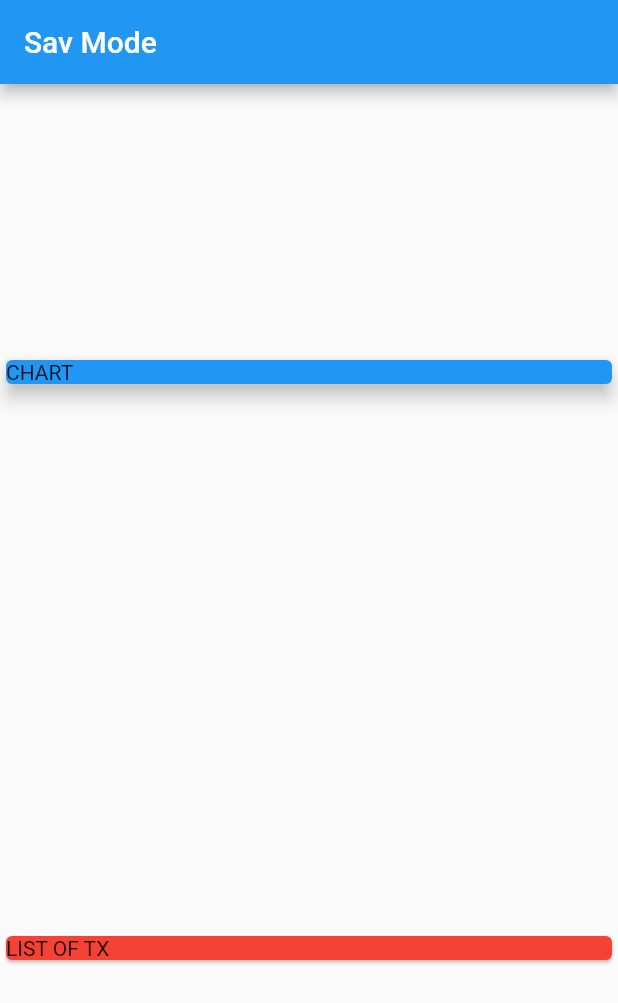
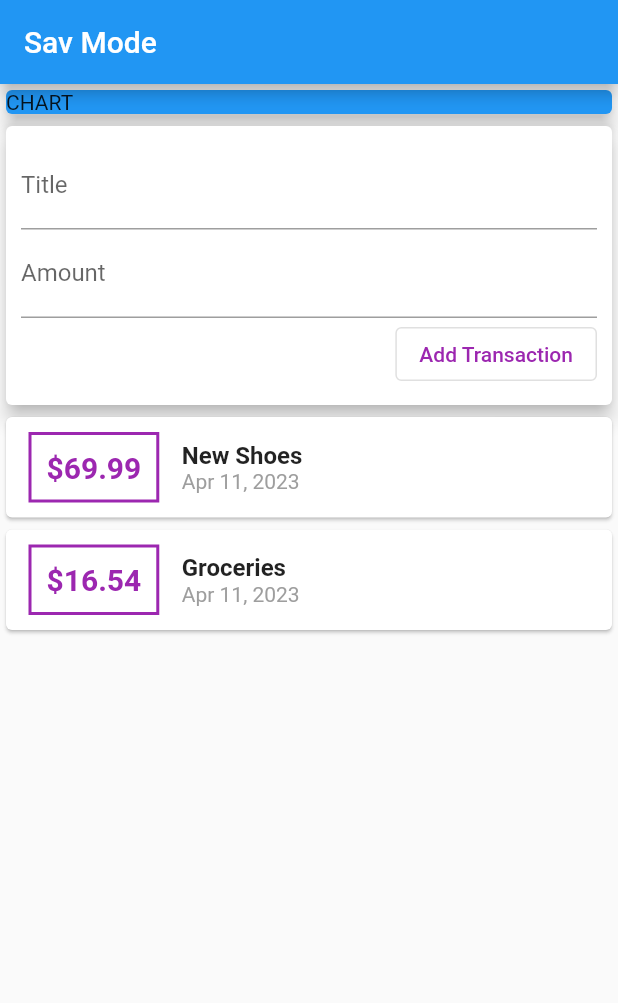
Before and after one commit to akasaul/expense_app_flutter, a Flutter app: the screen it shows after launch, on a phone screen of 412 x 824 dp. Shown: the top 1003 px of the screen. Run offline on Flutter 3.47's test engine with Material 2 defaults, Android fonts, the light colour scheme and no system bars.

Commit message:
input button and expense cards

```diff
--- a/lib/main.dart
+++ b/lib/main.dart
@@ -1,4 +1,6 @@
 import 'package:flutter/material.dart';
+import './transaction.dart';
+import 'package:intl/intl.dart';
 
 void main() {
   runApp(const MyApp());
@@ -24,13 +26,26 @@ class MyApp extends StatelessWidget {
         // is not restarted.
         primarySwatch: Colors.blue,
       ),
-      home: const MyHomePage(),
+      home: MyHomePage(),
     );
   }
 }
 
 class MyHomePage extends StatelessWidget {
-  const MyHomePage({super.key});
+  final List<Transaction> transactions = [
+    Transaction(
+      id: 't1',
+      title: 'New Shoes',
+      amount: 69.99,
+      date: DateTime.now(),
+    ),
+    Transaction(
+      id: 't2',
+      amount: 16.54,
+      date: DateTime.now(),
+      title: 'Groceries',
+    )
+  ];
 
   @override
   Widget build(BuildContext context) {
@@ -39,7 +54,6 @@ class MyHomePage extends StatelessWidget {
           title: const Text('Sav Mode'),
         ),
         body: Column(
-          mainAxisAlignment: MainAxisAlignment.spaceAround,
           crossAxisAlignment: CrossAxisAlignment.stretch,
           children: [
             Container(
@@ -51,8 +65,69 @@ class MyHomePage extends StatelessWidget {
               ),
             ),
             Card(
-              color: Colors.red,
-              child: Text('LIST OF TX'),
+              elevation: 5,
+              child: Container(
+                padding: EdgeInsets.all(10),
+                child: Column(
+                  crossAxisAlignment: CrossAxisAlignment.end,
+                  children: [
+                    TextField(
+                      decoration: InputDecoration(labelText: 'Title'),
+                    ),
+                    TextField(
+                      decoration: InputDecoration(labelText: 'Amount'),
+                    ),
+                    OutlinedButton(
+                      onPressed: () => {},
+                      child: Text('Add Transaction'),
+                      style: OutlinedButton.styleFrom(
+                        foregroundColor: Colors.purple,
+                      ),
+                    )
+                  ],
+                ),
+              ),
+            ),
+            Column(
+              children: transactions.map((tx) {
+                return Card(
+                    child: Row(
+                  children: [
+                    Container(
+                      margin: EdgeInsets.symmetric(
+                        vertical: 10,
+                        horizontal: 15,
+                      ),
+                      decoration: BoxDecoration(
+                          border: Border.all(
+                        color: Colors.purple,
+                        width: 2,
+                      )),
+                      padding: EdgeInsets.all(10),
+                      child: Text('\$${tx.amount}',
+                          style: TextStyle(
+                            fontWeight: FontWeight.bold,
+                            fontSize: 20,
+                            color: Colors.purple,
+                          )),
+                    ),
+                    Column(
+                      crossAxisAlignment: CrossAxisAlignment.start,
+                      children: [
+                        Text(tx.title,
+                            style: TextStyle(
+                              fontWeight: FontWeight.bold,
+                              fontSize: 16,
+                            )),
+                        Text(DateFormat.yMMMd().format(tx.date),
+                            style: TextStyle(
+                              color: Colors.grey,
+                            )),
+                      ],
+                    )
+                  ],
+                ));
+              }).toList(),
             )
           ],
         ));
--- /dev/null
+++ b/lib/transaction.dart
@@ -0,0 +1,13 @@
+class Transaction {
+  String id;
+  String title;
+  double amount;
+  DateTime date;
+
+  Transaction({
+    required this.id,
+    required this.amount,
+    required this.date,
+    required this.title,
+  });
+}
--- a/pubspec.yaml
+++ b/pubspec.yaml
@@ -30,7 +30,7 @@ environment:
 dependencies:
   flutter:
     sdk: flutter
-
+  intl: ^0.18.0
 
   # The following adds the Cupertino Icons font to your application.
   # Use with the CupertinoIcons class for iOS style icons.
```
Also changed, not shown: pubspec.lock.
